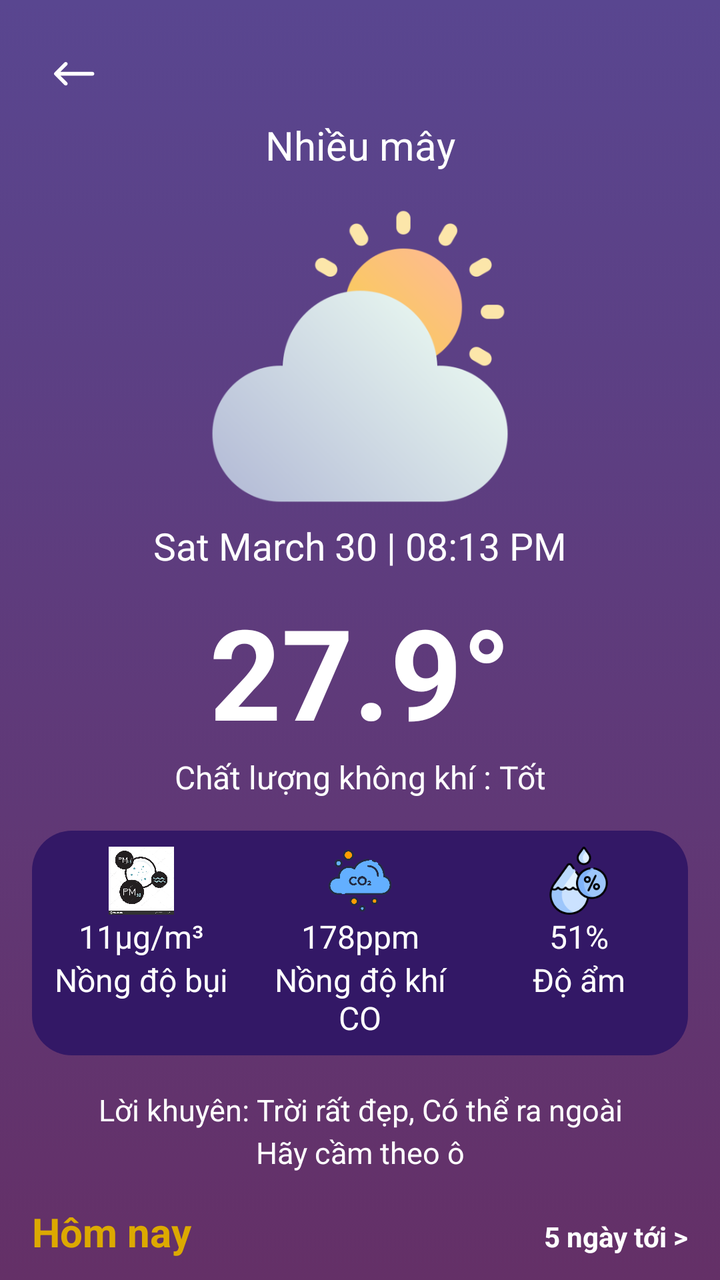
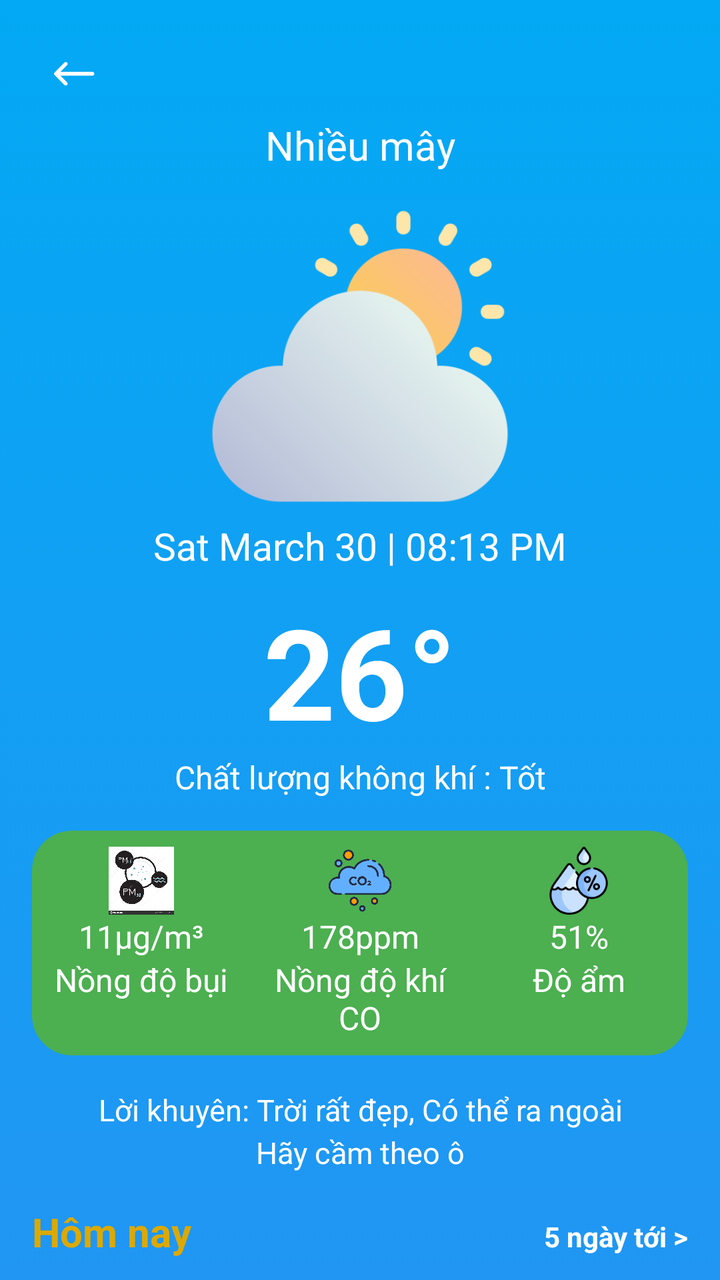

Before-and-after screenshots of an Android layout around one commit, followed by the original layout XML and the change that was made.
<!-- AndroidManifest.xml: application theme Theme.MyApplication -->
<!-- res/layout/activity_main1.xml -->
<?xml version="1.0" encoding="utf-8"?>
<androidx.constraintlayout.widget.ConstraintLayout xmlns:android="http://schemas.android.com/apk/res/android"
    xmlns:app="http://schemas.android.com/apk/res-auto"
    xmlns:tools="http://schemas.android.com/tools"
    android:layout_width="match_parent"
    android:layout_height="match_parent"
    android:background="@drawable/background"
    tools:context=".Activitis.MainActivity1" >

    <ScrollView
        android:layout_width="match_parent"
        android:layout_height="match_parent"
        app:layout_constraintBottom_toBottomOf="parent"
        app:layout_constraintEnd_toEndOf="parent"
        app:layout_constraintStart_toStartOf="parent"
        app:layout_constraintTop_toTopOf="parent" >

        <LinearLayout
            android:layout_width="match_parent"
            android:layout_height="wrap_content"
            android:orientation="vertical">
            <androidx.constraintlayout.widget.ConstraintLayout
                android:id="@+id/backBtn1"
                android:layout_width="42dp"
                android:layout_height="42dp"
                android:layout_marginTop="16dp"
                android:layout_marginLeft="16dp">

                <ImageView
                    android:id="@+id/imageView6"
                    android:layout_width="wrap_content"
                    android:layout_height="wrap_content"
                    android:src="@drawable/back"
                    app:layout_constraintBottom_toBottomOf="parent"
                    app:layout_constraintEnd_toEndOf="parent"
                    app:layout_constraintStart_toStartOf="parent"
                    app:layout_constraintTop_toTopOf="parent" />
            </androidx.constraintlayout.widget.ConstraintLayout>

            <TextView
                android:id="@+id/textView"
                android:layout_width="match_parent"
                android:layout_height="wrap_content"
                android:layout_marginTop="1dp"
                android:text="Nhiều mây"
                android:textAlignment="center"
                android:textColor="@color/white"
                android:textSize="20sp" />

            <ImageView
                android:id="@+id/img"
                android:layout_width="150dp"
                android:layout_height="150dp"
                android:layout_gravity="center"
                android:layout_marginTop="16dp"
                app:srcCompat="@drawable/cloudy_sunny" />

            <TextView
                android:id="@+id/textView2"
                android:layout_width="match_parent"
                android:layout_height="wrap_content"
                android:text="Sat March 30 | 08:13 PM"
                android:textColor="@color/white"
                android:textSize="19sp"
                android:textAlignment="center"
                android:layout_marginTop="8dp"/>

            <TextView
                android:id="@+id/textView3"
                android:layout_width="match_parent"
                android:layout_height="wrap_content"
                android:layout_marginTop="8dp"
                android:text="27.9°"
                android:textAlignment="center"
                android:textColor="@color/white"
                android:textSize="63sp"
                android:textStyle="bold" />

            <TextView
                android:id="@+id/textView4"
                android:layout_width="match_parent"
                android:layout_height="wrap_content"
                android:text="Chất lượng không khí : Tốt"
                android:textColor="@color/white"
                android:textSize="16sp"
                android:textAlignment="center" />

            <LinearLayout
                android:layout_width="match_parent"
                android:layout_height="match_parent"
                android:layout_margin="16dp"
                android:background="@drawable/backgrond2"
                android:orientation="horizontal">

                <LinearLayout
                    android:layout_width="0dp"
                    android:layout_height="wrap_content"
                    android:layout_margin="8dp"
                    android:layout_weight="0.333"
                    android:orientation="vertical">

                    <ImageView
                        android:id="@+id/imageView2"
                        android:layout_width="34dp"
                        android:layout_height="34dp"
                        android:layout_gravity="center"
                        app:srcCompat="@drawable/pm" />

                    <TextView
                        android:id="@+id/textView5"
                        android:layout_width="match_parent"
                        android:layout_height="wrap_content"
                        android:text="11µg/m³"
                        android:textAlignment="center"
                        android:textColor="@color/white"
                        android:textSize="16sp" />

                    <TextView
                        android:id="@+id/textView6"
                        android:layout_width="match_parent"
                        android:layout_height="wrap_content"
                        android:text="Nồng độ bụi"
                        android:textAlignment="center"
                        android:textColor="@color/white"
                        android:textSize="16sp" />
                </LinearLayout>


                <LinearLayout
                    android:layout_width="0dp"
                    android:layout_height="wrap_content"
                    android:layout_margin="8dp"
                    android:layout_weight="0.333"
                    android:orientation="vertical">

                    <ImageView
                        android:id="@+id/imageView3"
                        android:layout_width="34dp"
                        android:layout_height="34dp"
                        android:layout_gravity="center"
                        app:srcCompat="@drawable/co2" />

                    <TextView
                        android:id="@+id/textView7"
                        android:layout_width="match_parent"
                        android:layout_height="wrap_content"
                        android:text="178ppm"
                        android:textAlignment="center"
                        android:textColor="@color/white"
                        android:textSize="16sp" />

                    <TextView
                        android:id="@+id/textView8"
                        android:layout_width="match_parent"
                        android:layout_height="wrap_content"
                        android:text="Nồng độ khí CO"
                        android:textAlignment="center"
                        android:textColor="@color/white"
                        android:textSize="16sp" />
                </LinearLayout>

                <LinearLayout
                    android:layout_width="0dp"
                    android:layout_height="match_parent"
                    android:layout_margin="8dp"
                    android:layout_weight="0.333"
                    android:orientation="vertical">

                    <ImageView
                        android:id="@+id/imageView4"
                        android:layout_width="34dp"
                        android:layout_height="34dp"
                        android:layout_gravity="center"
                        app:srcCompat="@drawable/humidity" />

                    <TextView
                        android:id="@+id/textView9"
                        android:layout_width="match_parent"
                        android:layout_height="wrap_content"
                        android:text="51%"
                        android:textAlignment="center"
                        android:textColor="@color/white"
                        android:textSize="16sp" />

                    <TextView
                        android:id="@+id/textView10"
                        android:layout_width="match_parent"
                        android:layout_height="wrap_content"
                        android:text="Độ ẩm"
                        android:textAlignment="center"
                        android:textColor="@color/white"
                        android:textSize="16sp" />
                </LinearLayout>

            </LinearLayout>

            <TextView
                android:id="@+id/textViewtb"
                android:layout_width="match_parent"
                android:layout_height="wrap_content"
                android:layout_marginTop="1dp"
                android:text="Lời khuyên: Trời rất đẹp, Có thể ra ngoài"
                android:textAlignment="center"
                android:textColor="@color/white"
                android:textSize="15sp" />
            <TextView
                android:id="@+id/textViewtb2"
                android:layout_width="match_parent"
                android:layout_height="wrap_content"
                android:layout_marginTop="1dp"
                android:text="Hãy cầm theo ô"
                android:textAlignment="center"
                android:textColor="@color/white"
                android:textSize="15sp" />

            <LinearLayout
                android:layout_width="match_parent"
                android:layout_height="match_parent"
                android:layout_marginTop="16dp"
                android:orientation="horizontal">

                <TextView
                    android:id="@+id/textView11"
                    android:layout_width="wrap_content"
                    android:layout_height="wrap_content"
                    android:layout_marginStart="16sp"
                    android:layout_weight="1"
                    android:text="Hôm nay"
                    android:textColor="#DCA900"
                    android:textSize="20sp"
                    android:textStyle="bold" />

                <TextView
                    android:id="@+id/nextBtn"
                    android:layout_width="wrap_content"
                    android:layout_height="wrap_content"
                    android:layout_marginEnd="16dp"
                    android:text="5 ngày tới >"
                    android:textColor="@color/white"
                    android:textSize="14sp"
                    android:textStyle="bold" />

            </LinearLayout>

            <androidx.recyclerview.widget.RecyclerView
                android:layout_width="match_parent"
                android:layout_height="match_parent"
                android:clipToPadding="false"
                android:paddingStart="16dp"
                android:paddingEnd="16dp"
                android:id="@+id/view1"/>

        </LinearLayout>
    </ScrollView>
</androidx.constraintlayout.widget.ConstraintLayout>
<!-- resources referenced by this layout -->
<resources>
  <color name="white">#FFFFFFFF</color>
  <!-- drawable back: png bitmap (drawable-hdpi, 288 bytes) -->
  <!-- drawable backgrond2 (drawable) -->
  <?xml version="1.0" encoding="utf-8"?>
  <selector xmlns:android="http://schemas.android.com/apk/res/android">
      <item>
          <shape android:shape="rectangle">
              <solid android:color="#331866"/>
              <corners android:radius="20sp"/>
          </shape>
      </item>
  </selector>
  <!-- drawable background (drawable) -->
  <?xml version="1.0" encoding="utf-8"?>
  <selector xmlns:android="http://schemas.android.com/apk/res/android">
  <item>
      <shape android:shape="rectangle">
          <gradient android:startColor="#594690" android:endColor="#643067" android:angle="-45"/>
      </shape>
  </item>
  </selector>
  <!-- drawable cloudy_sunny: png bitmap (drawable-hdpi, 20693 bytes) -->
  <!-- drawable co2: png bitmap (drawable-hdpi, 33489 bytes) -->
  <!-- drawable humidity: png bitmap (drawable-hdpi, 3824 bytes) -->
  <!-- drawable pm: jpg bitmap (drawable-hdpi, 140804 bytes) -->
  <style name="Theme.MyApplication" parent="Base.Theme.MyApplication" />
  <style name="Base.Theme.MyApplication" parent="Theme.Material3.DayNight.NoActionBar">
          
          
      </style>
</resources>

<!-- the commit's change to res/layout/activity_main1.xml (unified diff, before → after) -->
@@ -19,6 +19,7 @@
             android:layout_width="match_parent"
             android:layout_height="wrap_content"
             android:orientation="vertical">
+
             <androidx.constraintlayout.widget.ConstraintLayout
                 android:id="@+id/backBtn1"
                 android:layout_width="42dp"
@@ -70,7 +71,7 @@
                 android:layout_width="match_parent"
                 android:layout_height="wrap_content"
                 android:layout_marginTop="8dp"
-                android:text="27.9°"
+                android:text="26°"
                 android:textAlignment="center"
                 android:textColor="@color/white"
                 android:textSize="63sp"
<!-- resource entries referenced after the edit -->
@@ -7,7 +7,7 @@
   <selector xmlns:android="http://schemas.android.com/apk/res/android">
       <item>
           <shape android:shape="rectangle">
-              <solid android:color="#331866"/>
+              <solid android:color="#4CAF50"/>
               <corners android:radius="20sp"/>
           </shape>
       </item>
@@ -17,7 +17,7 @@
   <selector xmlns:android="http://schemas.android.com/apk/res/android">
   <item>
       <shape android:shape="rectangle">
-          <gradient android:startColor="#594690" android:endColor="#643067" android:angle="-45"/>
+          <gradient android:startColor="#03A9F4" android:endColor="#2196F3" android:angle="-45"/>
       </shape>
   </item>
   </selector>
